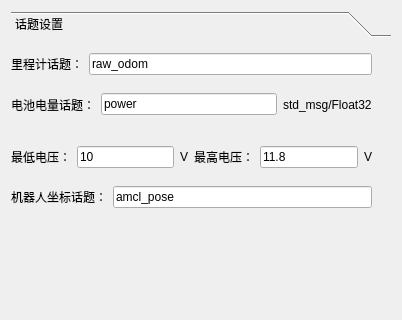
Qt form ros_ws/src/Ros_Qt5_Gui_App/ui/settings.ui (sebuaa2020/Team109) before a commit; both pictures show x 0 to 402 and y 0 to 320 of the 402 by 639 pixel window.
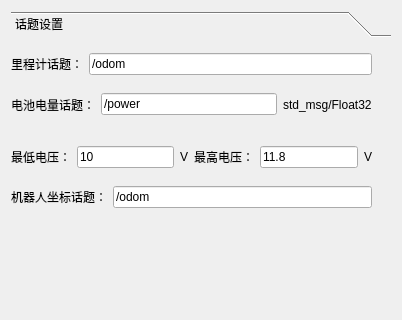
The same form after that commit. Icons and pictures are not drawn.

Diff of the .ui file:
```diff
--- a/ros_ws/src/Ros_Qt5_Gui_App/ui/settings.ui
+++ b/ros_ws/src/Ros_Qt5_Gui_App/ui/settings.ui
@@ -55,7 +55,7 @@
             <item>
              <widget class="QLineEdit" name="lineEdit_odm">
               <property name="text">
-               <string>raw_odom</string>
+               <string>/odom</string>
               </property>
              </widget>
             </item>
@@ -73,7 +73,7 @@
             <item>
              <widget class="QLineEdit" name="lineEdit_power">
               <property name="text">
-               <string>power</string>
+               <string>/power</string>
               </property>
              </widget>
             </item>
@@ -144,7 +144,7 @@
             <item>
              <widget class="QLineEdit" name="lineEdit">
               <property name="text">
-               <string>amcl_pose</string>
+               <string>/odom</string>
               </property>
              </widget>
             </item>
```
